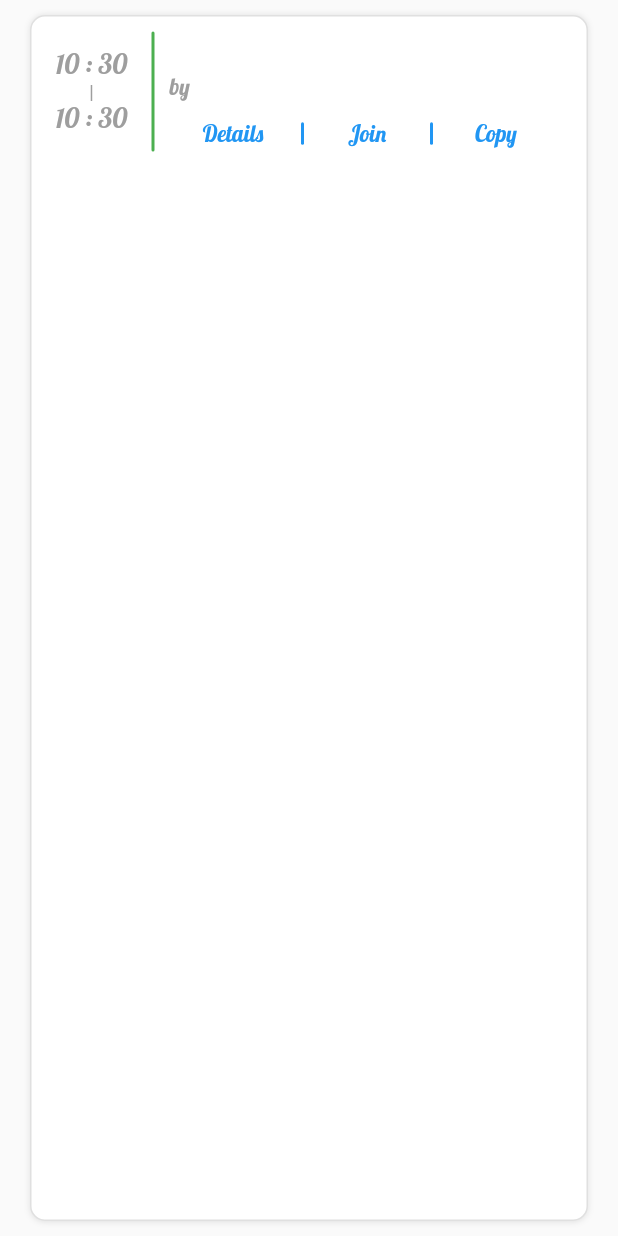
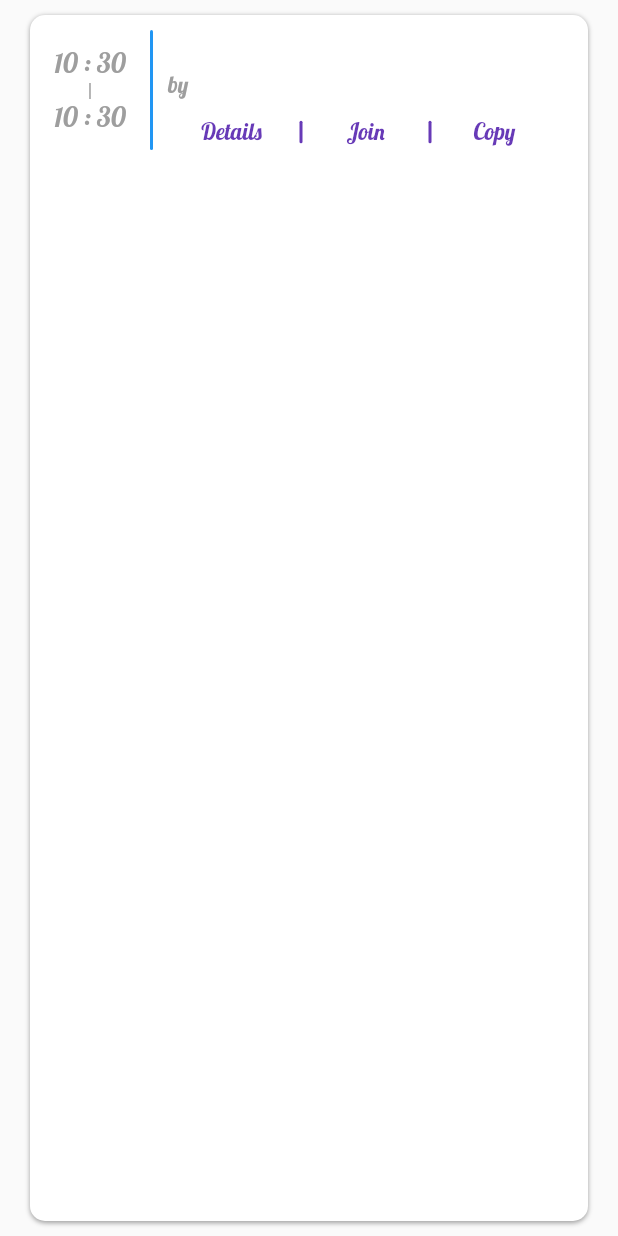
Before and after one commit to LaayaK/LaayakApp, a Flutter app: what lectureCard() shows on an empty page, opened directly with empty values, on a phone screen of 412 x 824 dp. Run offline on Flutter 3.47's test engine with Material 2 defaults, Android fonts, the phone set to English and light mode, and no system bars; our stand-ins replace cloud_firestore, firebase_auth, firebase_messaging, flutter_datetime_picker, flutter_local_notifications, rxdart and 1 more; accounts and stored records are empty.

Commit message:
udated building screen, lecture details, lecture card

```diff
--- a/lib/widgets/widgets.dart
+++ b/lib/widgets/widgets.dart
@@ -570,7 +570,7 @@ Widget buildWaitingScreen() {
     backgroundColor: Colors.white,
     body: Container(
       alignment: Alignment.center,
-      child: Text('LINK AAYA KYA???'),
+      child: Image.asset(assets/images/logo512.png),
     ),
   );
 }
@@ -580,20 +580,17 @@ Widget lectureCard(BuildContext context, dynamic data) {
     margin: EdgeInsets.symmetric(horizontal: 20, vertical: 10),
     padding: EdgeInsets.symmetric(horizontal: 10, vertical: 10),
 //    height: 110,
-    decoration: BoxDecoration(
-      borderRadius: BorderRadius.all(
-        Radius.circular(10),
-      ),
-      boxShadow: [
-        BoxShadow(
-          offset: Offset(0.0, 0.4),
-          blurRadius: 3,
-          color: Colors.grey.shade300,
-        )
-      ],
-      color: Colors.white,
-      border: Border.all(color: Colors.grey.shade300),
-    ),
+     decoration: BoxDecoration(
+                borderRadius: BorderRadius.all(Radius.circular(10)),
+                color: Colors.white,
+                boxShadow: [
+                  BoxShadow(
+                  offset: Offset(0,1),
+                  blurRadius: 2,
+                  color: Colors.grey.shade500,
+                  ),
+                ],
+              ),
     child: Column(children: <Widget>[
       Row(crossAxisAlignment: CrossAxisAlignment.start, children: <Widget>[
         Container(
@@ -627,7 +624,7 @@ Widget lectureCard(BuildContext context, dynamic data) {
             borderRadius: BorderRadius.all(
               Radius.circular(10),
             ),
-            color: Colors.green,
+            color: Colors.blue,
           ),
         ),
         Container(
@@ -668,7 +665,7 @@ Widget lectureCard(BuildContext context, dynamic data) {
 //                          },
                           child: Text('Details',
                               style: TextStyle(
-                                color: Colors.blue,
+                                color: Colors.deepPurple,
                                 fontSize: 15,
 //                                fontFamily: 'Comfortaa'
                               ))),
@@ -681,7 +678,7 @@ Widget lectureCard(BuildContext context, dynamic data) {
                         borderRadius: BorderRadius.all(
                           Radius.circular(10),
                         ),
-                        color: Colors.blue,
+                        color: Colors.deepPurple,
                       ),
                     ),
                     Container(
@@ -695,7 +692,7 @@ Widget lectureCard(BuildContext context, dynamic data) {
                           },
                           child: Text('Join',
                               style: TextStyle(
-                                color: Colors.blue,
+                               color: Colors.deepPurple,
                                 fontSize: 15,
 //                                fontFamily: 'Comfortaa'
                               ))),
@@ -708,7 +705,7 @@ Widget lectureCard(BuildContext context, dynamic data) {
                         borderRadius: BorderRadius.all(
                           Radius.circular(10),
                         ),
-                        color: Colors.blue,
+                        color: Colors.deepPurple,
                       ),
                     ),
                     Container(
@@ -722,7 +719,7 @@ Widget lectureCard(BuildContext context, dynamic data) {
                           },
                           child: Text('Copy',
                               style: TextStyle(
-                                color: Colors.blue,
+                              color: Colors.deepPurple,
                                 fontSize: 15,
 //                                fontFamily: 'Comfortaa'
                               ))),
@@ -772,27 +769,31 @@ Widget lectureDetails(BuildContext context, dynamic data) {
                             color: Colors.grey,
                             fontSize: 15,
                           )),
-                      Container(
-                        margin: EdgeInsets.all(10),
-                        height: 35,
-                        width: 120,
-                        child: SetAlarm(),
-                      ),
+//                       Container(
+//                         margin: EdgeInsets.all(10),
+//                         height: 35,
+//                         width: 120,
+//                         child: SetAlarm(),
+//                       ),
+                      Align(alignment: Alignment.center,child: Padding(padding: EdgeInsets.symmetric(vertical: 10),child:Text(
+                      data['link'],
+                      style: TextStyle(color: Colors.blue),
+                    ),),),
                       Align(
                           alignment: Alignment.topLeft,
-                          child: Text('Additional Information',
+                          child:  Padding(padding: EdgeInsets.symmetric(horizontal: 20),child: Text('Additional Information',
                               style: TextStyle(
                                 fontWeight: FontWeight.w600,
                                 color: Colors.black,
                                 fontSize: 16,
-                              ))),
+                              ),),),),
                       Align(
                           alignment: Alignment.topLeft,
-                          child: Text(data['text'],
+                          child:  Padding(padding: EdgeInsets.symmetric(horizontal: 20, vertical: 10),child:Text(data['text'],
                               style: TextStyle(
                                 color: Colors.black,
                                 fontSize: 14,
-                              )))
+                              ),),),),
                     ],
                   ),
                 ),
```
